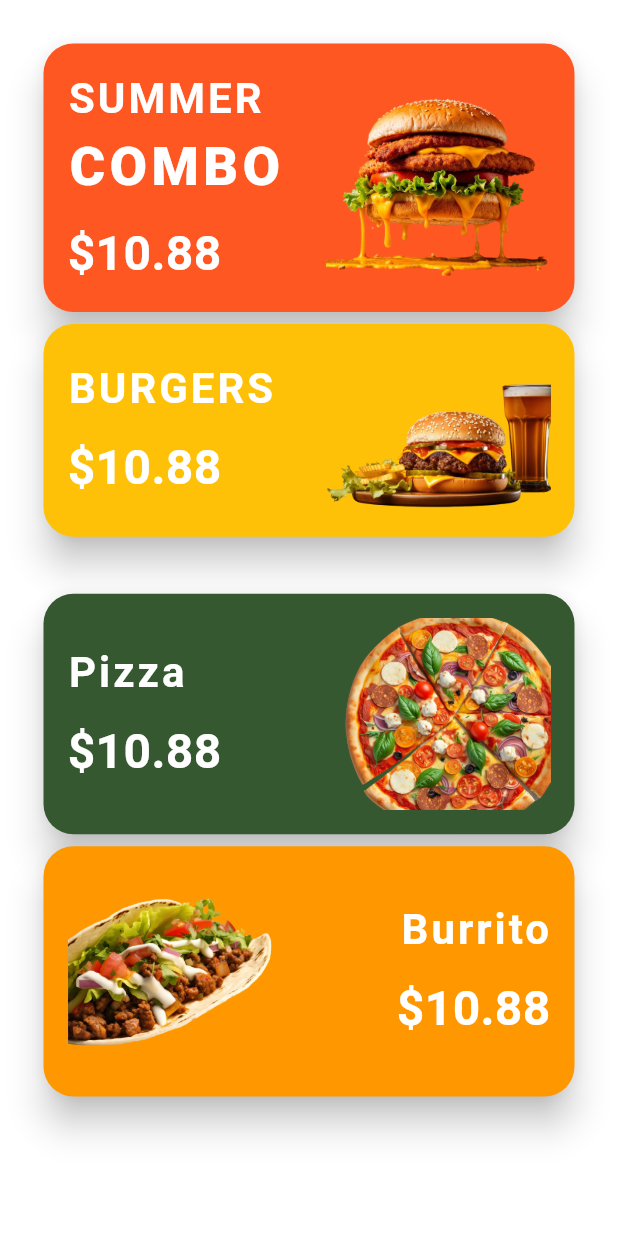
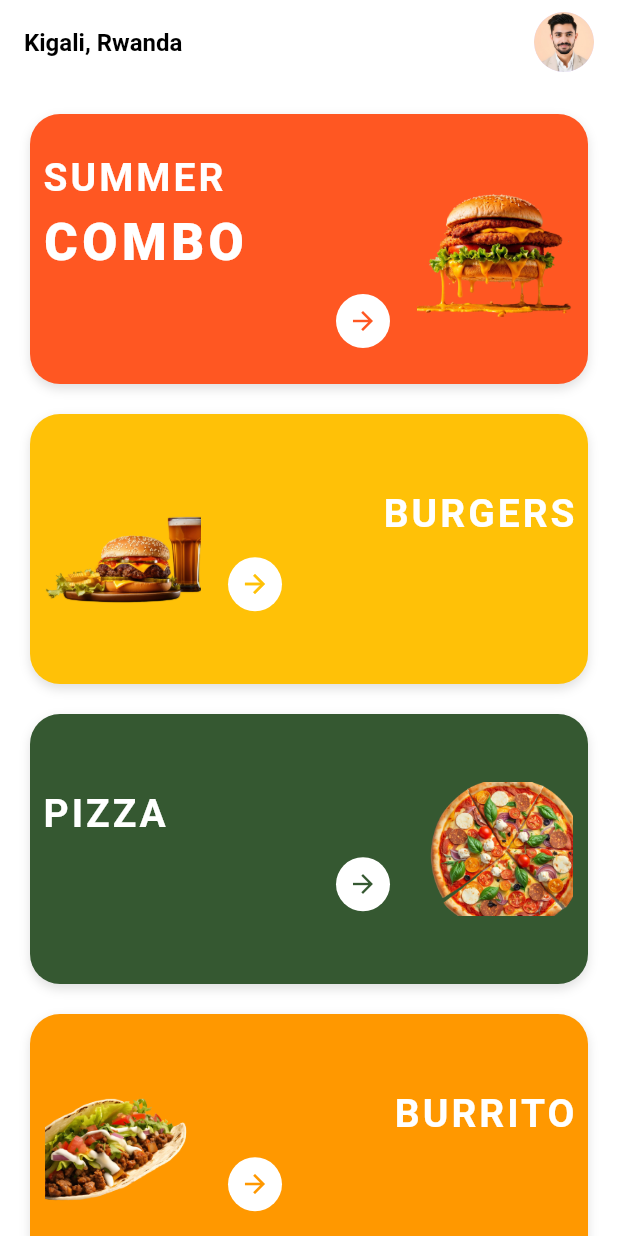
Before and after one commit to bigwave819/city_bite, a Flutter app: the HomePage screen opened directly, on a phone screen of 412 x 824 dp. Run offline on Flutter 3.47's test engine with Material 3 defaults, Android fonts, the phone set to English and light mode, and no system bars.

Commit message:
updated the home page

```diff
--- a/lib/main.dart
+++ b/lib/main.dart
@@ -2,11 +2,11 @@ import 'package:cityfood/pages/login_pages.dart';
 import 'package:flutter/material.dart';
 
 void main() {
-  runApp(const SpashPage());
+  runApp(const MyApp());
 }
 
-class SpashPage extends StatelessWidget {
-  const SpashPage({super.key});
+class MyApp extends StatelessWidget {
+  const MyApp({super.key});
 
   @override
   Widget build(BuildContext context) {
--- a/lib/pages/home_page.dart
+++ b/lib/pages/home_page.dart
@@ -7,66 +7,144 @@ class HomePage extends StatelessWidget {
   Widget build(BuildContext context) {
     return Scaffold(
       backgroundColor: Colors.white,
-      body: SingleChildScrollView(
-        padding: EdgeInsets.all(25),
+      body: CustomScrollView(
+        slivers: [
+          // 🟠 Floating AppBar
+          SliverAppBar(
+            backgroundColor: Colors.white,
+            floating: true,
+            elevation: 0,
+            automaticallyImplyLeading: false,
+            title: Row(
+              mainAxisAlignment: MainAxisAlignment.spaceBetween,
+              children: const [
+                // Address
+                Text(
+                  'Kigali, Rwanda',
+                  style: TextStyle(
+                    fontWeight: FontWeight.bold,
+                    color: Colors.black,
+                    fontSize: 16,
+                  ),
+                ),
+
+                // Avatar on the right
+                CircleAvatar(
+                  radius: 20,
+                  backgroundImage: AssetImage('images/avatar.png'),
+                ),
+              ],
+            ),
+          ),
+
+          // 🧱 Cards Section
+          SliverToBoxAdapter(
+            child: Padding(
+              padding: const EdgeInsets.all(20),
               child: Column(
-          crossAxisAlignment: CrossAxisAlignment.start,
                 children: [
-            // Summer Combo Card
-            Card(
-              elevation: 10,
-              shape: RoundedRectangleBorder(
-                borderRadius: BorderRadius.circular(20),
+                  _buildFoodCard(
+                    title1: "SUMMER",
+                    title2: "COMBO",
+                    color: Colors.deepOrange,
+                    image: 'images/burger-two.png',
+                    reverseLayout: false,
                   ),
-              color: Colors.deepOrange,
+                  _buildFoodCard(
+                    title1: "BURGERS",
+                    color: Colors.amber,
+                    image: 'images/burger-one.png',
+                    reverseLayout: true,
+                  ),
+                  _buildFoodCard(
+                    title1: "PIZZA",
+                    color: const Color.fromARGB(255, 53, 88, 49),
+                    image: 'images/pizza-one.png',
+                    reverseLayout: false,
+                  ),
+                  _buildFoodCard(
+                    title1: "BURRITO",
+                    color: Colors.orange,
+                    image: 'images/buritto.png',
+                    reverseLayout: true,
+                  ),
+                ],
+              ),
+            ),
+          ),
+        ],
+      ),
+    );
+  }
+
+  // 🍔 Reusable Food Card
+  Widget _buildFoodCard({
+    required String title1,
+    String? title2,
+    required Color color,
+    required String image,
+    required bool reverseLayout,
+  }) {
+    final content = [
+      // 🖼️ Image
+      Flexible(
+        flex: 1,
         child: Padding(
-                padding: const EdgeInsets.all(16),
-                child: Row(
-                  children: [
+          padding: const EdgeInsets.all(10.0),
+          child: Image.asset(
+            image,
+            fit: BoxFit.contain,
+            height: 120,
+            errorBuilder: (context, error, stackTrace) =>
+                const Icon(Icons.error, size: 50, color: Colors.white),
+          ),
+        ),
+      ),
+
+      // 🧾 Text + Arrow
       Expanded(
+        flex: 2,
+        child: Padding(
+          padding: const EdgeInsets.symmetric(horizontal: 8),
           child: Column(
-                        crossAxisAlignment: CrossAxisAlignment.start,
+            mainAxisAlignment: MainAxisAlignment.center,
+            crossAxisAlignment:
+                reverseLayout ? CrossAxisAlignment.end : CrossAxisAlignment.start,
             children: [
               Text(
-                            "SUMMER",
-                            style: TextStyle(
+                title1,
+                style: const TextStyle(
                   fontWeight: FontWeight.bold,
-                              fontSize: 28,
+                  fontSize: 26,
                   color: Colors.white,
                   letterSpacing: 2.0,
                 ),
               ),
+              if (title2 != null)
                 Text(
-                            "COMBO",
-                            style: TextStyle(
+                  title2,
+                  style: const TextStyle(
                     fontWeight: FontWeight.w900,
-                              fontSize: 36,
+                    fontSize: 34,
                     color: Colors.white,
                     letterSpacing: 3.0,
                   ),
                 ),
-                          SizedBox(height: 10),
-                          Text(
-                            "\$10.88",
-                            style: TextStyle(
-                              fontSize: 32,
-                              fontWeight: FontWeight.bold,
+              const SizedBox(height: 10),
+              Align(
+                alignment: reverseLayout
+                    ? Alignment.centerLeft
+                    : Alignment.centerRight,
+                child: Container(
+                  padding: const EdgeInsets.all(8),
+                  decoration: const BoxDecoration(
                     color: Colors.white,
+                    shape: BoxShape.circle,
                   ),
-                          ),
-                        ],
-                      ),
-                    ),
-                    SizedBox(
-                      width: 150,
-                      child: Container(
-                        color: Colors.transparent,
-                        child: Image.asset(
-                          'images/burger-two.png',
-                          fit: BoxFit.contain,
-                          errorBuilder:
-                              (context, error, stackTrace) =>
-                                  const Icon(Icons.error, size: 50),
+                  child: Icon(
+                    Icons.arrow_forward,
+                    color: color,
+                    size: 20,
                   ),
                 ),
               ),
@@ -74,160 +152,24 @@ class HomePage extends StatelessWidget {
           ),
         ),
       ),
+    ];
 
-            // burger
-            Card(
-              elevation: 10,
-              shape: RoundedRectangleBorder(
+    return Container(
+      height: 180,
+      margin: const EdgeInsets.only(bottom: 20),
+      decoration: BoxDecoration(
+        color: color,
         borderRadius: BorderRadius.circular(20),
-              ),
-              color: Colors.amber,
-              child: Padding(
-                padding: const EdgeInsets.all(16),
-                child: Row(
-                  children: [
-                    Expanded(
-                      child: Column(
-                        crossAxisAlignment: CrossAxisAlignment.start,
-                        children: [
-                          Text(
-                            "BURGERS",
-                            style: TextStyle(
-                              fontWeight: FontWeight.bold,
-                              fontSize: 28,
-                              color: Colors.white,
-                              letterSpacing: 2.0,
-                            ),
-                          ),
-                          SizedBox(height: 10),
-                          Text(
-                            "\$10.88",
-                            style: TextStyle(
-                              fontSize: 32,
-                              fontWeight: FontWeight.bold,
-                              color: Colors.white,
-                            ),
+        boxShadow: const [
+          BoxShadow(
+            color: Colors.black12,
+            blurRadius: 5,
+            offset: Offset(0, 3),
           ),
         ],
       ),
-                    ),
-                    SizedBox(
-                      width: 150,
-                      child: Container(
-                        color: Colors.transparent,
-                        child: Image.asset(
-                          'images/burger-one.png',
-                          fit: BoxFit.contain,
-                        ),
-                      ),
-                    ),
-                  ],
-                ),
-              ),
-            ),
-            SizedBox(height: 30),
-            //pizza
-            Card(
-              elevation: 10,
-              shape: RoundedRectangleBorder(
-                borderRadius: BorderRadius.circular(20),
-              ),
-              color: const Color.fromARGB(255, 53, 88, 49),
-              child: Padding(
-                padding: const EdgeInsets.all(16),
       child: Row(
-                  children: [
-                    Expanded(
-                      child: Column(
-                        crossAxisAlignment: CrossAxisAlignment.start,
-                        children: [
-                          Text(
-                            "Pizza",
-                            style: TextStyle(
-                              fontWeight: FontWeight.bold,
-                              fontSize: 28,
-                              color: Colors.white,
-                              letterSpacing: 2.0,
-                            ),
-                          ),
-                          SizedBox(height: 10),
-                          Text(
-                            "\$10.88",
-                            style: TextStyle(
-                              fontSize: 32,
-                              fontWeight: FontWeight.bold,
-                              color: Colors.white,
-                            ),
-                          ),
-                        ],
-                      ),
-                    ),
-                    SizedBox(
-                      width: 150,
-                      child: Container(
-                        color: Colors.transparent,
-                        child: Image.asset(
-                          'images/pizza-one.png',
-                          fit: BoxFit.contain,
-                        ),
-                      ),
-                    ),
-                  ],
-                ),
-              ),
-            ),
-            //burrito
-            Card(
-              elevation: 10,
-              shape: RoundedRectangleBorder(
-                borderRadius: BorderRadius.circular(20),
-              ),
-              color: Colors.orange,
-              child: Padding(
-                padding: const EdgeInsets.all(16),
-                child: Row(
-                  children: [
-                    SizedBox(
-                      width: 150,
-                      child: Container(
-                        color: Colors.transparent,
-                        child: Image.asset(
-                          'images/buritto.png',
-                          fit: BoxFit.contain,
-                        ),
-                      ),
-                    ),
-                    Expanded(
-                      child: Column(
-                        crossAxisAlignment: CrossAxisAlignment.end,
-                        children: [
-                          Text(
-                            "Burrito",
-                            style: TextStyle(
-                              fontWeight: FontWeight.bold,
-                              fontSize: 28,
-                              color: Colors.white,
-                              letterSpacing: 2.0,
-                            ),
-                          ),
-                          SizedBox(height: 10),
-                          Text(
-                            "\$10.88",
-                            style: TextStyle(
-                              fontSize: 32,
-                              fontWeight: FontWeight.bold,
-                              color: Colors.white,
-                            ),
-                          ),
-                        ],
-                      ),
-                    ),
-                  ],
-                ),
-              ),
-            ),
-          ],
-        ),
+        children: reverseLayout ? content : content.reversed.toList(),
       ),
     );
   }
```
Lines whose indentation alone changed are shown as unchanged.
